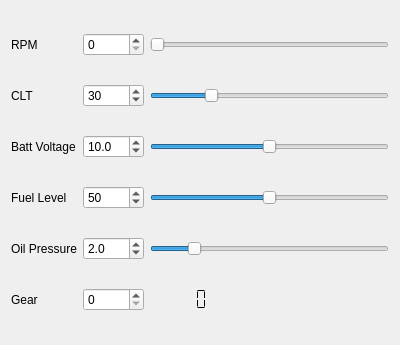
Old version of the form CANBusMock_USB2CAN/CANBusMock_USB2CAN/widget.ui in the repository mkowalik/DataLogger_CAN_GPS_2018.
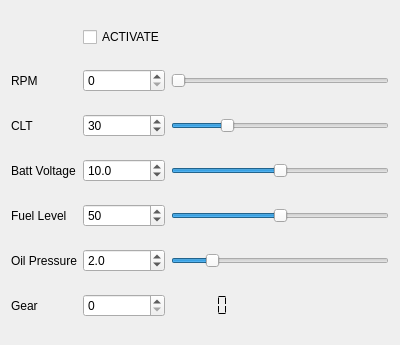
New version of the form.

Commit message: [FW] Implemented triggering based on config file. Bugfixed FIFOQueue. Added UNUSED macros - reduced compiler warnings. Added more specific errors to CANReceiver_Status_TypeDef. Added more specific error in ActionScheduler_Status_TypeDef. Added ACTIVTE check box in CANBusMock widget.

Patch:
```diff
--- a/CANBusMock_USB2CAN/CANBusMock_USB2CAN/widget.ui
+++ b/CANBusMock_USB2CAN/CANBusMock_USB2CAN/widget.ui
@@ -14,7 +14,30 @@
    <string>Widget</string>
   </property>
   <layout class="QGridLayout" name="gridLayout">
-   <item row="2" column="0">
+   <item row="6" column="1">
+    <widget class="QSpinBox" name="spinBox_Gear">
+     <property name="maximum">
+      <number>5</number>
+     </property>
+    </widget>
+   </item>
+   <item row="3" column="1">
+    <widget class="QDoubleSpinBox" name="doubleSpinBox_battVoltage">
+     <property name="decimals">
+      <number>1</number>
+     </property>
+     <property name="maximum">
+      <double>20.000000000000000</double>
+     </property>
+     <property name="singleStep">
+      <double>0.100000000000000</double>
+     </property>
+     <property name="value">
+      <double>10.000000000000000</double>
+     </property>
+    </widget>
+   </item>
+   <item row="3" column="0">
     <widget class="QLabel" name="label_3">
      <property name="text">
       <string>Batt Voltage</string>
@@ -24,7 +47,17 @@
      </property>
     </widget>
    </item>
-   <item row="4" column="2" colspan="2">
+   <item row="4" column="1">
+    <widget class="QSpinBox" name="spinBox_FuelLevel">
+     <property name="maximum">
+      <number>100</number>
+     </property>
+     <property name="value">
+      <number>50</number>
+     </property>
+    </widget>
+   </item>
+   <item row="5" column="2" colspan="2">
     <widget class="QSlider" name="sliderOil">
      <property name="maximum">
       <number>120</number>
@@ -37,17 +70,17 @@
      </property>
     </widget>
    </item>
-   <item row="0" column="0">
-    <widget class="QLabel" name="label">
+   <item row="2" column="0">
+    <widget class="QLabel" name="label_2">
      <property name="text">
-      <string>RPM</string>
+      <string>CLT</string>
      </property>
      <property name="buddy">
       <cstring>spinBox_RPM</cstring>
      </property>
     </widget>
    </item>
-   <item row="4" column="0">
+   <item row="5" column="0">
     <widget class="QLabel" name="label_5">
      <property name="text">
       <string>Oil Pressure</string>
@@ -58,91 +91,38 @@
     </widget>
    </item>
    <item row="3" column="2" colspan="2">
-    <widget class="QSlider" name="sliderFuel">
+    <widget class="QSlider" name="sliderBatt">
      <property name="maximum">
+      <number>200</number>
+     </property>
+     <property name="singleStep">
+      <number>1</number>
+     </property>
+     <property name="value">
       <number>100</number>
      </property>
-     <property name="value">
-      <number>50</number>
-     </property>
      <property name="orientation">
       <enum>Qt::Horizontal</enum>
      </property>
     </widget>
    </item>
-   <item row="1" column="2" colspan="2">
-    <widget class="QSlider" name="sliderCLT">
-     <property name="minimum">
-      <number>-40</number>
-     </property>
-     <property name="maximum">
-      <number>250</number>
-     </property>
-     <property name="value">
-      <number>30</number>
-     </property>
-     <property name="orientation">
-      <enum>Qt::Horizontal</enum>
-     </property>
-    </widget>
-   </item>
-   <item row="5" column="0">
-    <widget class="QLabel" name="label_6">
-     <property name="text">
-      <string>Gear</string>
-     </property>
-     <property name="buddy">
-      <cstring>spinBox_Gear</cstring>
-     </property>
-    </widget>
-   </item>
    <item row="5" column="1">
-    <widget class="QSpinBox" name="spinBox_Gear">
-     <property name="maximum">
-      <number>5</number>
-     </property>
-    </widget>
-   </item>
-   <item row="2" column="1">
-    <widget class="QDoubleSpinBox" name="doubleSpinBox_battVoltage">
+    <widget class="QDoubleSpinBox" name="doubleSpinBox_oilPres">
      <property name="decimals">
       <number>1</number>
      </property>
      <property name="maximum">
-      <double>20.000000000000000</double>
+      <double>12.000000000000000</double>
      </property>
      <property name="singleStep">
       <double>0.100000000000000</double>
      </property>
      <property name="value">
-      <double>10.000000000000000</double>
+      <double>2.000000000000000</double>
      </property>
     </widget>
    </item>
-   <item row="3" column="1">
-    <widget class="QSpinBox" name="spinBox_FuelLevel">
-     <property name="maximum">
-      <number>100</number>
-     </property>
-     <property name="value">
-      <number>50</number>
-     </property>
-    </widget>
-   </item>
-   <item row="5" column="3">
-    <spacer name="horizontalSpacer">
-     <property name="orientation">
-      <enum>Qt::Horizontal</enum>
-     </property>
-     <property name="sizeHint" stdset="0">
-      <size>
-       <width>183</width>
-       <height>20</height>
-      </size>
-     </property>
-    </spacer>
-   </item>
-   <item row="3" column="0">
+   <item row="4" column="0">
     <widget class="QLabel" name="label_4">
      <property name="text">
       <string>Fuel Level</string>
@@ -152,7 +132,7 @@
      </property>
     </widget>
    </item>
-   <item row="5" column="2">
+   <item row="6" column="2">
     <widget class="QLCDNumber" name="lcdGear">
      <property name="frameShape">
       <enum>QFrame::NoFrame</enum>
@@ -174,7 +154,33 @@
      </property>
     </widget>
    </item>
-   <item row="0" column="2" colspan="2">
+   <item row="4" column="2" colspan="2">
+    <widget class="QSlider" name="sliderFuel">
+     <property name="maximum">
+      <number>100</number>
+     </property>
+     <property name="value">
+      <number>50</number>
+     </property>
+     <property name="orientation">
+      <enum>Qt::Horizontal</enum>
+     </property>
+    </widget>
+   </item>
+   <item row="2" column="1">
+    <widget class="QSpinBox" name="spinBox_CLT">
+     <property name="minimum">
+      <number>-40</number>
+     </property>
+     <property name="maximum">
+      <number>250</number>
+     </property>
+     <property name="value">
+      <number>30</number>
+     </property>
+    </widget>
+   </item>
+   <item row="1" column="2" colspan="2">
     <widget class="QSlider" name="sliderRPM">
      <property name="maximum">
       <number>15000</number>
@@ -184,55 +190,49 @@
      </property>
     </widget>
    </item>
-   <item row="4" column="1">
-    <widget class="QDoubleSpinBox" name="doubleSpinBox_oilPres">
-     <property name="decimals">
-      <number>1</number>
-     </property>
-     <property name="maximum">
-      <double>12.000000000000000</double>
-     </property>
-     <property name="singleStep">
-      <double>0.100000000000000</double>
-     </property>
-     <property name="value">
-      <double>2.000000000000000</double>
-     </property>
-    </widget>
-   </item>
-   <item row="0" column="1">
-    <widget class="QSpinBox" name="spinBox_RPM">
-     <property name="maximum">
-      <number>15000</number>
-     </property>
-     <property name="singleStep">
-      <number>100</number>
-     </property>
-    </widget>
-   </item>
    <item row="1" column="1">
-    <widget class="QSpinBox" name="spinBox_CLT">
-     <property name="minimum">
-      <number>-40</number>
-     </property>
+    <widget class="QSpinBox" name="spinBox_RPM">
      <property name="maximum">
-      <number>250</number>
+      <number>15000</number>
      </property>
-     <property name="value">
-      <number>30</number>
+     <property name="singleStep">
+      <number>100</number>
+     </property>
+    </widget>
+   </item>
+   <item row="6" column="3">
+    <spacer name="horizontalSpacer">
+     <property name="orientation">
+      <enum>Qt::Horizontal</enum>
+     </property>
+     <property name="sizeHint" stdset="0">
+      <size>
+       <width>183</width>
+       <height>20</height>
+      </size>
+     </property>
+    </spacer>
+   </item>
+   <item row="6" column="0">
+    <widget class="QLabel" name="label_6">
+     <property name="text">
+      <string>Gear</string>
+     </property>
+     <property name="buddy">
+      <cstring>spinBox_Gear</cstring>
      </property>
     </widget>
    </item>
    <item row="2" column="2" colspan="2">
-    <widget class="QSlider" name="sliderBatt">
+    <widget class="QSlider" name="sliderCLT">
+     <property name="minimum">
+      <number>-40</number>
+     </property>
      <property name="maximum">
-      <number>200</number>
-     </property>
-     <property name="singleStep">
-      <number>1</number>
+      <number>250</number>
      </property>
      <property name="value">
-      <number>100</number>
+      <number>30</number>
      </property>
      <property name="orientation">
       <enum>Qt::Horizontal</enum>
@@ -240,12 +240,19 @@
     </widget>
    </item>
    <item row="1" column="0">
-    <widget class="QLabel" name="label_2">
+    <widget class="QLabel" name="label">
      <property name="text">
-      <string>CLT</string>
+      <string>RPM</string>
      </property>
      <property name="buddy">
-      <cstring>spinBox_CLT</cstring>
+      <cstring>spinBox_RPM</cstring>
+     </property>
+    </widget>
+   </item>
+   <item row="0" column="1">
+    <widget class="QCheckBox" name="activate_checkBox">
+     <property name="text">
+      <string>ACTIVATE</string>
      </property>
     </widget>
    </item>
```
Left out of the diff: 2 changed lines with no effect on the pictures. The commit also changes 17 other files.
